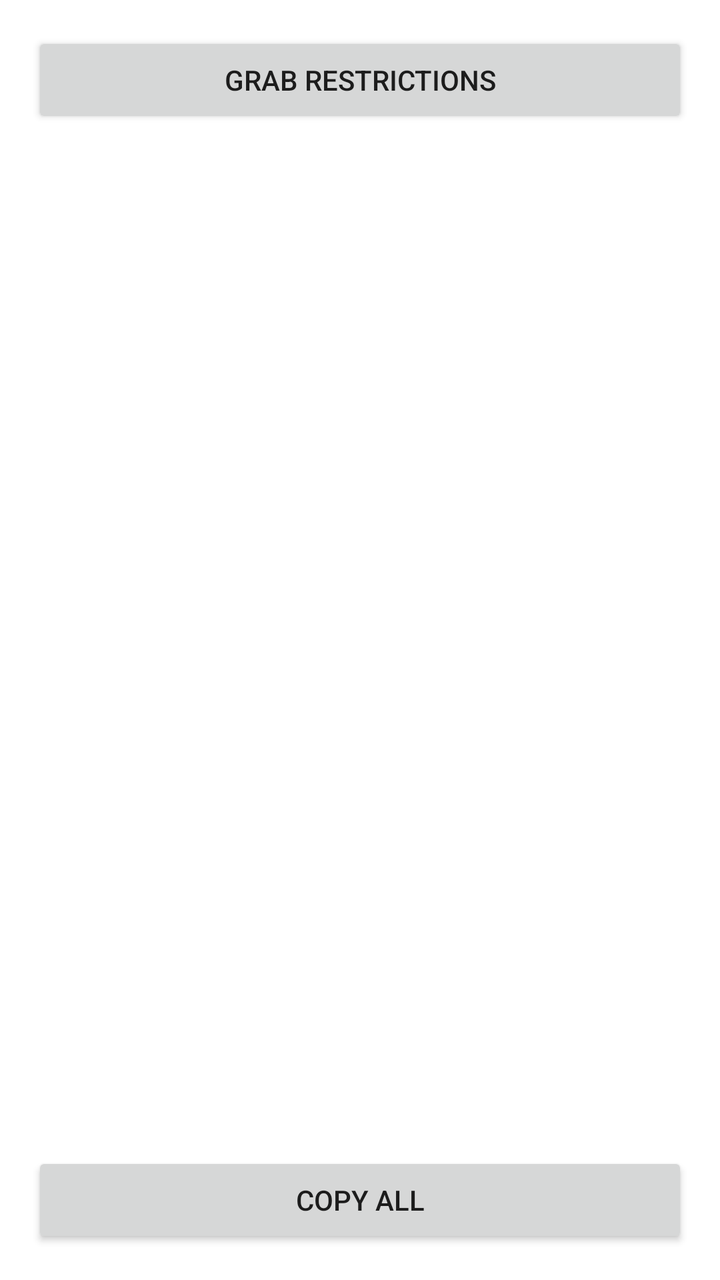
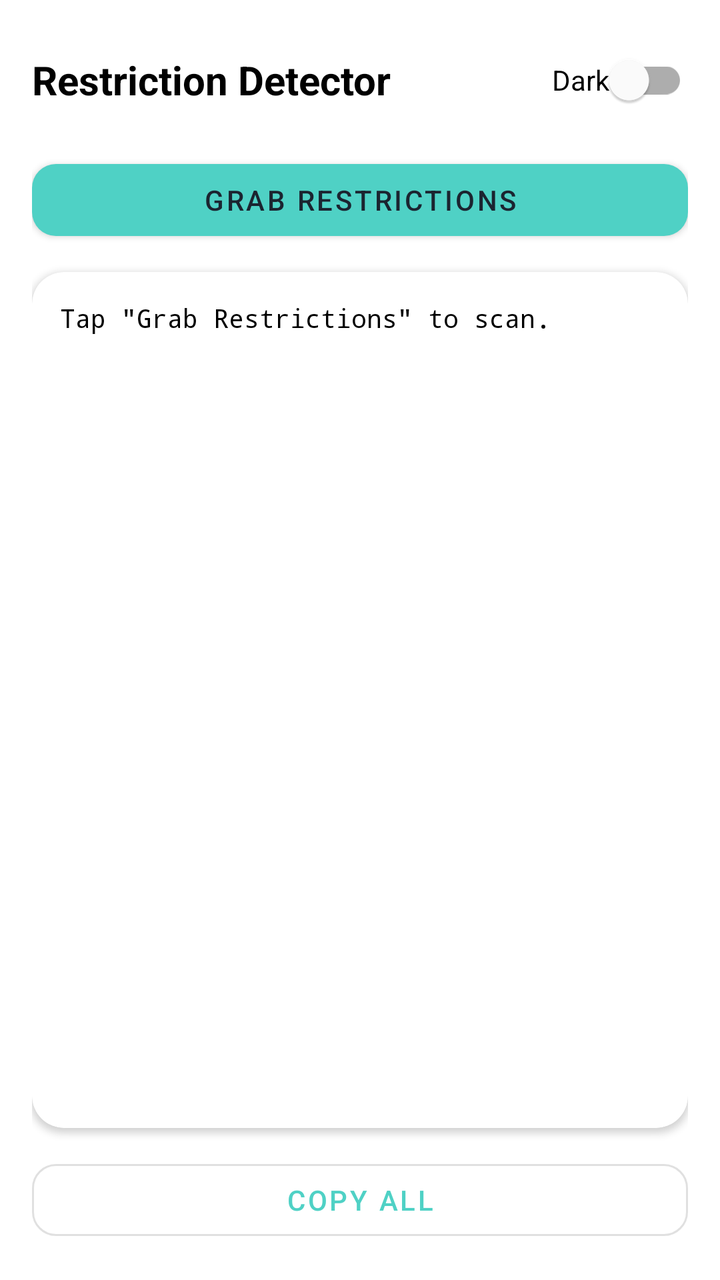

An Android layout rendered at two revisions. The XML below is the earlier revision; the diff shows what the commit changed to produce the second picture.
<!-- AndroidManifest.xml: application theme Theme.RestrictionDetector -->
<!-- res/layout/activity_main.xml -->
<?xml version="1.0" encoding="utf-8"?>
<LinearLayout xmlns:android="http://schemas.android.com/apk/res/android"
    android:orientation="vertical"
    android:layout_width="match_parent"
    android:layout_height="match_parent"
    android:padding="16dp">

    <Button
        android:id="@+id/btnGrab"
        android:layout_width="match_parent"
        android:layout_height="wrap_content"
        android:text="Grab Restrictions" />

    <ScrollView
        android:layout_width="match_parent"
        android:layout_height="0dp"
        android:layout_weight="1"
        android:layout_marginTop="12dp">

        <TextView
            android:id="@+id/txtResults"
            android:layout_width="match_parent"
            android:layout_height="wrap_content"
            android:fontFamily="monospace"
            android:textIsSelectable="true"
            android:textSize="13sp" />
    </ScrollView>

    <Button
        android:id="@+id/btnCopy"
        android:layout_width="match_parent"
        android:layout_height="wrap_content"
        android:layout_marginTop="8dp"
        android:text="Copy all" />

</LinearLayout>
<!-- resources referenced by this layout -->
<resources>
  <style name="Theme.RestrictionDetector" parent="Theme.MaterialComponents.DayNight.NoActionBar">
          <item name="colorPrimary">@color/teal</item>
          <item name="colorPrimaryDark">@color/navy</item>
          <item name="colorAccent">@color/teal</item>
          <item name="colorOnPrimary">@color/navy</item>
      </style>
  <color name="teal">#4FD1C5</color>
  <color name="navy">#1B2430</color>
</resources>

<!-- the commit's change to res/layout/activity_main.xml (unified diff, before → after) -->
@@ -1,36 +1,74 @@
 <?xml version="1.0" encoding="utf-8"?>
 <LinearLayout xmlns:android="http://schemas.android.com/apk/res/android"
+    xmlns:app="http://schemas.android.com/apk/res-auto"
     android:orientation="vertical"
     android:layout_width="match_parent"
     android:layout_height="match_parent"
     android:padding="16dp">
 
-    <Button
+    <LinearLayout
+        android:orientation="horizontal"
+        android:layout_width="match_parent"
+        android:layout_height="wrap_content"
+        android:gravity="center_vertical"
+        android:layout_marginBottom="12dp">
+
+        <TextView
+            android:layout_width="0dp"
+            android:layout_height="wrap_content"
+            android:layout_weight="1"
+            android:text="Restriction Detector"
+            android:textSize="20sp"
+            android:textStyle="bold"
+            android:textColor="?attr/colorOnBackground" />
+
+        <com.google.android.material.switchmaterial.SwitchMaterial
+            android:id="@+id/switchTheme"
+            android:layout_width="wrap_content"
+            android:layout_height="wrap_content"
+            android:text="Dark" />
+    </LinearLayout>
+
+    <com.google.android.material.button.MaterialButton
         android:id="@+id/btnGrab"
         android:layout_width="match_parent"
         android:layout_height="wrap_content"
-        android:text="Grab Restrictions" />
+        android:text="Grab Restrictions"
+        app:cornerRadius="12dp" />
 
-    <ScrollView
+    <com.google.android.material.card.MaterialCardView
         android:layout_width="match_parent"
         android:layout_height="0dp"
         android:layout_weight="1"
-        android:layout_marginTop="12dp">
+        android:layout_marginTop="12dp"
+        app:cardCornerRadius="16dp"
+        app:cardElevation="2dp"
+        app:cardBackgroundColor="?attr/colorSurface">
 
-        <TextView
-            android:id="@+id/txtResults"
+        <ScrollView
             android:layout_width="match_parent"
-            android:layout_height="wrap_content"
-            android:fontFamily="monospace"
-            android:textIsSelectable="true"
-            android:textSize="13sp" />
-    </ScrollView>
+            android:layout_height="match_parent"
+            android:padding="14dp">
 
-    <Button
+            <TextView
+                android:id="@+id/txtResults"
+                android:layout_width="match_parent"
+                android:layout_height="wrap_content"
+                android:fontFamily="monospace"
+                android:textIsSelectable="true"
+                android:textSize="13sp"
+                android:textColor="?attr/colorOnSurface"
+                android:text="Tap &quot;Grab Restrictions&quot; to scan." />
+        </ScrollView>
+    </com.google.android.material.card.MaterialCardView>
+
+    <com.google.android.material.button.MaterialButton
         android:id="@+id/btnCopy"
+        style="@style/Widget.MaterialComponents.Button.OutlinedButton"
         android:layout_width="match_parent"
         android:layout_height="wrap_content"
-        android:layout_marginTop="8dp"
-        android:text="Copy all" />
+        android:layout_marginTop="12dp"
+        android:text="Copy all"
+        app:cornerRadius="12dp" />
 
 </LinearLayout>
